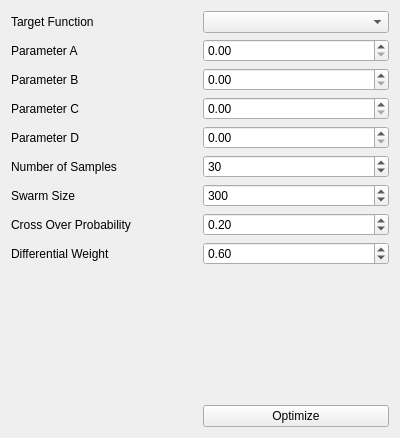
Before: the Qt Designer form gui_main_window.ui in ralphtandetzky/decompose_imf, drawn with Qt 5.
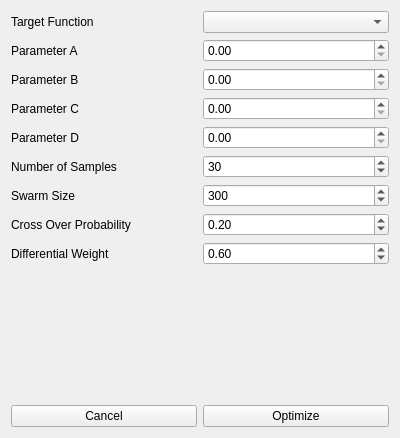
After: the same form once the commit is applied.

```diff
--- a/gui_main_window.ui
+++ b/gui_main_window.ui
@@ -194,6 +194,13 @@
      </property>
     </widget>
    </item>
+   <item row="10" column="0">
+    <widget class="QPushButton" name="pushButton">
+     <property name="text">
+      <string>Cancel</string>
+     </property>
+    </widget>
+   </item>
   </layout>
  </widget>
  <resources/>
```
Left out of the diff: 21 changed lines with no effect on the pictures.
